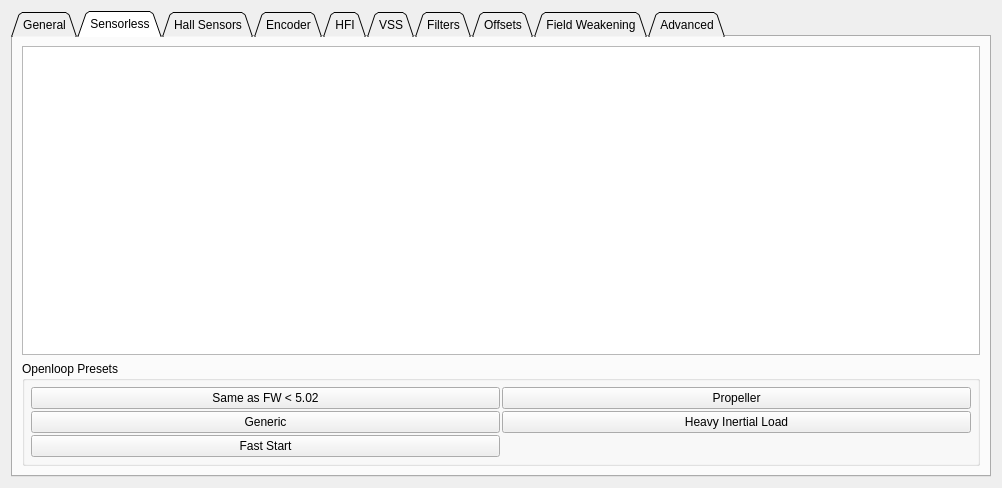
njupt-robomasters/vesc_tool-zh, file pages/pagefoc.ui: the form before one commit.
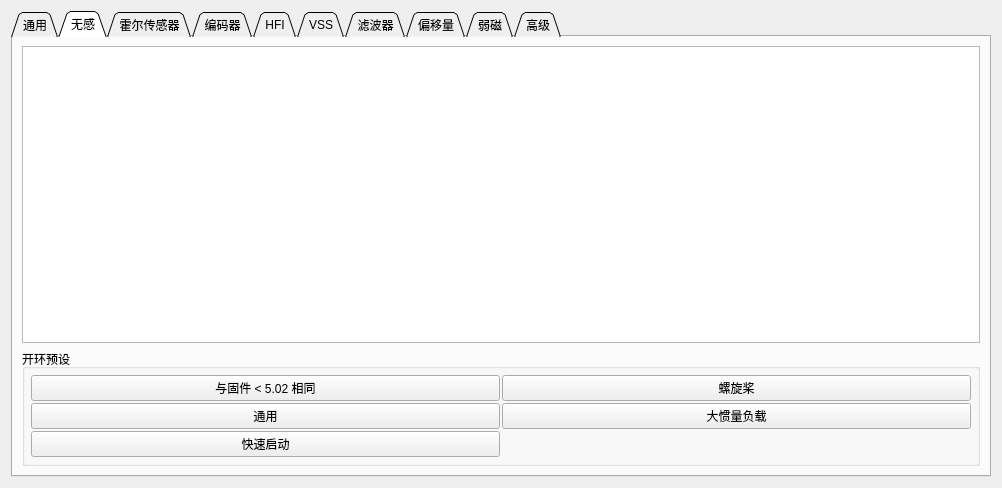
The form after the commit. The open tabs and pages were chosen to show the change. Custom widgets are drawn as their Qt base class.

Commit message:
汉化: 完成.ui与tr()界面翻译,升级到7.01配置,修复固件版本与反序列化问题
- 60个.ui文件与多个tr()字符串汉化,parameditbitfield兼容"未使用"
- configLoadLatest取消硬编码6.05,新增res/config/7.01,VT_VERSION=7.01
- 仅用签名安全的脚本翻译XML(不翻译enumNames),避免配置签名不一致
- 反序列化失败弹窗显示固件/本地签名与固件版本,便于排查
- 文档补充问题10/11,并标注禁止运行xml_translate.py
- 加入UI/tr()翻译辅助脚本

Diff of the .ui file:
```diff
--- a/pages/pagefoc.ui
+++ b/pages/pagefoc.ui
@@ -24,7 +24,7 @@
      </property>
      <widget class="QWidget" name="tab">
       <attribute name="title">
-       <string>General</string>
+       <string>通用</string>
       </attribute>
       <layout class="QVBoxLayout" name="verticalLayout_2">
        <item>
@@ -37,7 +37,7 @@
      </widget>
      <widget class="QWidget" name="tab_2">
       <attribute name="title">
-       <string>Sensorless</string>
+       <string>无感</string>
       </attribute>
       <layout class="QVBoxLayout" name="verticalLayout_3">
        <item>
@@ -46,7 +46,7 @@
        <item>
         <widget class="QGroupBox" name="groupBox">
          <property name="title">
-          <string>Openloop Presets</string>
+          <string>开环预设</string>
          </property>
          <layout class="QGridLayout" name="gridLayout">
           <property name="leftMargin">
@@ -67,35 +67,35 @@
           <item row="1" column="0">
            <widget class="QPushButton" name="openloopGenericButton">
             <property name="text">
-             <string>Generic</string>
+             <string>通用</string>
             </property>
            </widget>
           </item>
           <item row="0" column="0">
            <widget class="QPushButton" name="openloopOldButton">
             <property name="text">
-             <string>Same as FW &lt; 5.02</string>
+             <string>与固件 &lt; 5.02 相同</string>
             </property>
            </widget>
           </item>
           <item row="2" column="0">
            <widget class="QPushButton" name="openloopFastStartButton">
             <property name="text">
-             <string>Fast Start</string>
+             <string>快速启动</string>
             </property>
            </widget>
           </item>
           <item row="0" column="1">
            <widget class="QPushButton" name="openloopPropellerButton">
             <property name="text">
-             <string>Propeller</string>
+             <string>螺旋桨</string>
             </property>
            </widget>
           </item>
           <item row="1" column="1">
            <widget class="QPushButton" name="openloopHeavyInertialButton">
             <property name="text">
-             <string>Heavy Inertial Load</string>
+             <string>大惯量负载</string>
             </property>
            </widget>
           </item>
@@ -106,7 +106,7 @@
      </widget>
      <widget class="QWidget" name="tab_3">
       <attribute name="title">
-       <string>Hall Sensors</string>
+       <string>霍尔传感器</string>
       </attribute>
       <layout class="QVBoxLayout" name="verticalLayout_4">
        <item>
@@ -119,7 +119,7 @@
      </widget>
      <widget class="QWidget" name="tab_4">
       <attribute name="title">
-       <string>Encoder</string>
+       <string>编码器</string>
       </attribute>
       <layout class="QVBoxLayout" name="verticalLayout_5">
        <item>
@@ -152,7 +152,7 @@
      </widget>
      <widget class="QWidget" name="tab_8">
       <attribute name="title">
-       <string>Filters</string>
+       <string>滤波器</string>
       </attribute>
       <layout class="QVBoxLayout" name="verticalLayout_9">
        <item>
@@ -162,7 +162,7 @@
      </widget>
      <widget class="QWidget" name="tab_7">
       <attribute name="title">
-       <string>Offsets</string>
+       <string>偏移量</string>
       </attribute>
       <layout class="QVBoxLayout" name="verticalLayout_8">
        <item>
@@ -179,7 +179,7 @@
      </widget>
      <widget class="QWidget" name="tab_9">
       <attribute name="title">
-       <string>Field Weakening</string>
+       <string>弱磁</string>
       </attribute>
       <layout class="QVBoxLayout" name="verticalLayout_10">
        <item>
@@ -189,7 +189,7 @@
      </widget>
      <widget class="QWidget" name="tab_5">
       <attribute name="title">
-       <string>Advanced</string>
+       <string>高级</string>
       </attribute>
       <layout class="QVBoxLayout" name="verticalLayout_6">
        <item>
```
Left out of the diff: 2 changed lines with no effect on the pictures. The commit also changes 109 other files.
